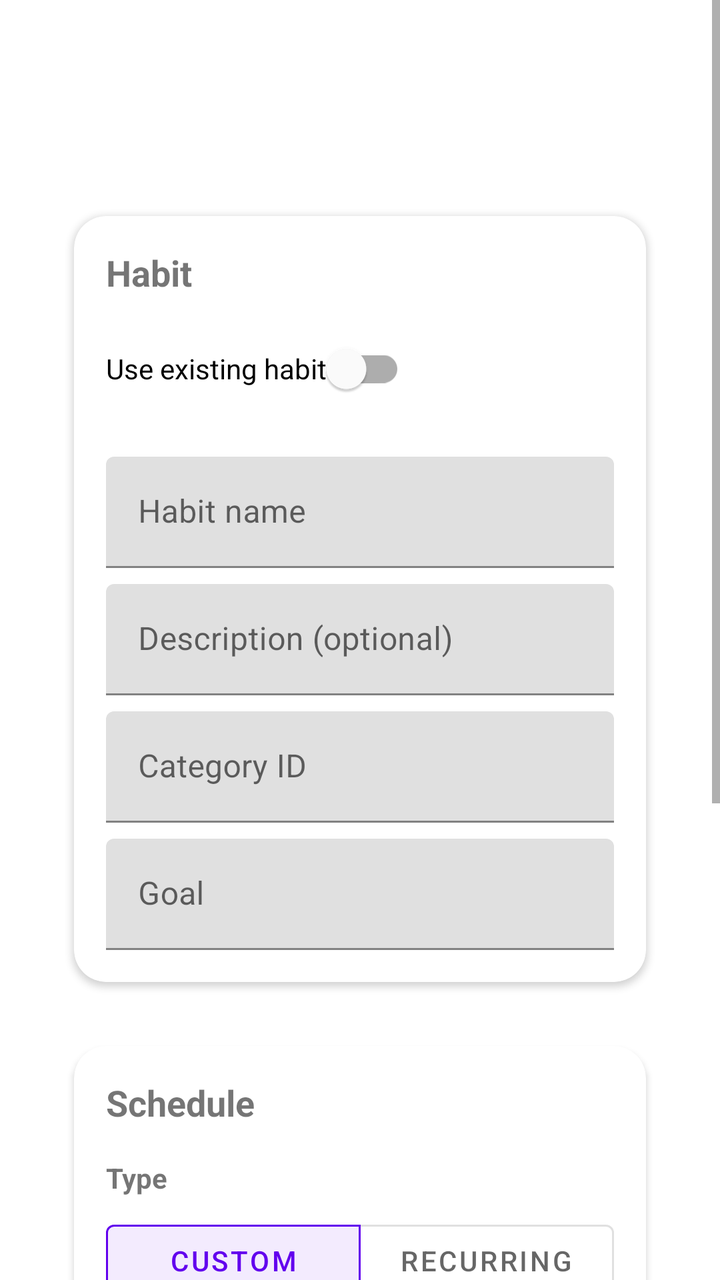
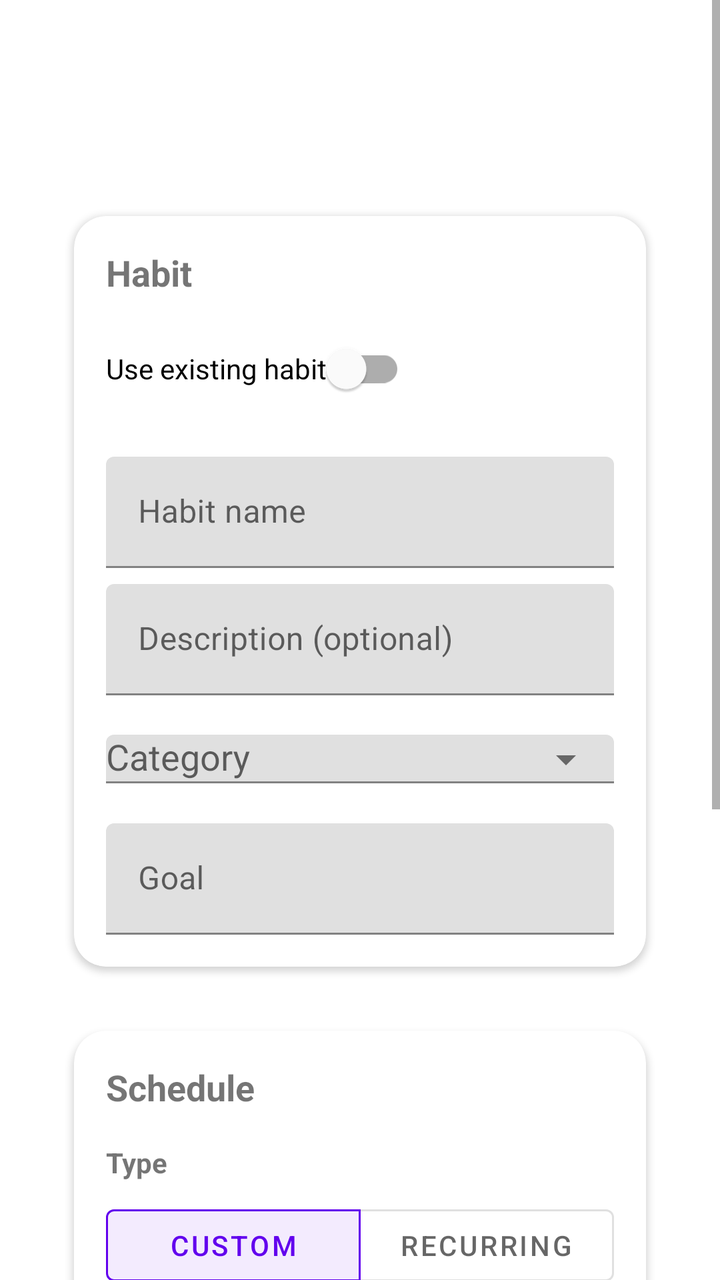

The first picture is an Android layout as it rendered before a commit; the second is the same layout after the commit. The layout source and the unified diff follow.
<!-- AndroidManifest.xml: application theme Theme.Progress -->
<!-- res/layout/fragment_create_schedule.xml -->
<?xml version="1.0" encoding="utf-8"?>
<ScrollView xmlns:android="http://schemas.android.com/apk/res/android"
    xmlns:app="http://schemas.android.com/apk/res-auto"
    xmlns:tools="http://schemas.android.com/tools"
    android:layout_width="match_parent"
    android:layout_height="match_parent"
    tools:context="com.example.progress.ui.schedule.CreateScheduleFragment">

    <LinearLayout
        android:layout_width="match_parent"
        android:layout_height="wrap_content"
        android:orientation="vertical"
        android:paddingTop="100dp"
        android:paddingHorizontal="30dp">

        <com.google.android.material.card.MaterialCardView
            android:layout_width="match_parent"
            android:layout_height="wrap_content"
            app:cardUseCompatPadding="true"
            app:cardCornerRadius="16dp"
            app:cardElevation="2dp">

            <LinearLayout
                android:layout_width="match_parent"
                android:layout_height="wrap_content"
                android:orientation="vertical"
                android:padding="16dp">

                <TextView
                    android:layout_width="wrap_content"
                    android:layout_height="wrap_content"
                    android:text="Habit"
                    android:textStyle="bold"
                    android:textSize="18sp"
                    android:layout_marginBottom="12dp"/>

                <com.google.android.material.switchmaterial.SwitchMaterial
                    android:id="@+id/switchUseExisting"
                    android:layout_width="wrap_content"
                    android:layout_height="wrap_content"
                    android:text="Use existing habit"
                    android:layout_marginBottom="12dp"/>

                <com.google.android.material.textfield.TextInputLayout
                    android:id="@+id/tilHabit"
                    android:layout_width="match_parent"
                    android:layout_height="wrap_content"
                    android:hint="Select habit"
                    android:visibility="gone"
                    app:endIconMode="dropdown_menu"
                    app:boxBackgroundMode="filled">
                    <com.google.android.material.textfield.MaterialAutoCompleteTextView
                        android:id="@+id/actHabit"
                        android:layout_width="match_parent"
                        android:layout_height="wrap_content"
                        android:inputType="none"/>
                </com.google.android.material.textfield.TextInputLayout>

                <LinearLayout
                    android:id="@+id/groupNewHabit"
                    android:layout_width="match_parent"
                    android:layout_height="wrap_content"
                    android:orientation="vertical">

                    <com.google.android.material.textfield.TextInputLayout
                        android:layout_width="match_parent"
                        android:layout_height="wrap_content"
                        android:hint="Habit name"
                        app:boxBackgroundMode="filled"
                        android:layout_marginTop="8dp">
                        <com.google.android.material.textfield.TextInputEditText
                            android:id="@+id/etHabitName"
                            android:layout_width="match_parent"
                            android:layout_height="wrap_content"/>
                    </com.google.android.material.textfield.TextInputLayout>

                    <com.google.android.material.textfield.TextInputLayout
                        android:layout_width="match_parent"
                        android:layout_height="wrap_content"
                        android:hint="Description (optional)"
                        app:boxBackgroundMode="filled"
                        android:layout_marginTop="8dp">
                        <com.google.android.material.textfield.TextInputEditText
                            android:id="@+id/etHabitDescription"
                            android:layout_width="match_parent"
                            android:layout_height="wrap_content"/>
                    </com.google.android.material.textfield.TextInputLayout>

                    <com.google.android.material.textfield.TextInputLayout
                        android:layout_width="match_parent"
                        android:layout_height="wrap_content"
                        android:hint="Category ID"
                        app:boxBackgroundMode="filled"
                        android:layout_marginTop="8dp">
                        <com.google.android.material.textfield.TextInputEditText
                            android:id="@+id/etCategoryId"
                            android:inputType="number"
                            android:layout_width="match_parent"
                            android:layout_height="wrap_content"/>
                    </com.google.android.material.textfield.TextInputLayout>

                    <com.google.android.material.textfield.TextInputLayout
                        android:layout_width="match_parent"
                        android:layout_height="wrap_content"
                        android:hint="Goal"
                        app:boxBackgroundMode="filled"
                        android:layout_marginTop="8dp">
                        <com.google.android.material.textfield.TextInputEditText
                            android:id="@+id/etHabitGoal"
                            android:layout_width="match_parent"
                            android:layout_height="wrap_content"/>
                    </com.google.android.material.textfield.TextInputLayout>
                </LinearLayout>
            </LinearLayout>
        </com.google.android.material.card.MaterialCardView>

        <Space
            android:layout_width="0dp"
            android:layout_height="16dp"/>

        <com.google.android.material.card.MaterialCardView
            android:layout_width="match_parent"
            android:layout_height="wrap_content"
            app:cardUseCompatPadding="true"
            app:cardCornerRadius="16dp"
            app:cardElevation="2dp">

            <LinearLayout
                android:layout_width="match_parent"
                android:layout_height="wrap_content"
                android:orientation="vertical"
                android:padding="16dp">

                <TextView
                    android:layout_width="wrap_content"
                    android:layout_height="wrap_content"
                    android:text="Schedule"
                    android:textStyle="bold"
                    android:textSize="18sp"
                    android:layout_marginBottom="12dp"/>

                <TextView
                    android:layout_width="wrap_content"
                    android:layout_height="wrap_content"
                    android:text="Type"
                    android:textStyle="bold"
                    android:layout_marginTop="4dp"
                    android:layout_marginBottom="8dp"/>

                <com.google.android.material.button.MaterialButtonToggleGroup
                    android:id="@+id/scheduleTypeGroup"
                    android:layout_width="match_parent"
                    android:layout_height="wrap_content"
                    app:singleSelection="true"
                    app:selectionRequired="true"
                    app:checkedButton="@id/btnTypeCustom">

                    <com.google.android.material.button.MaterialButton
                        android:id="@+id/btnTypeCustom"
                        style="@style/Widget.MaterialComponents.Button.OutlinedButton"
                        android:layout_width="0dp"
                        android:layout_height="wrap_content"
                        android:layout_weight="1"
                        android:text="Custom" />

                    <com.google.android.material.button.MaterialButton
                        android:id="@+id/btnTypeRecurring"
                        style="@style/Widget.MaterialComponents.Button.OutlinedButton"
                        android:layout_width="0dp"
                        android:layout_height="wrap_content"
                        android:layout_weight="1"
                        android:text="Recurring" />
                </com.google.android.material.button.MaterialButtonToggleGroup>

                <com.google.android.material.textfield.TextInputLayout
                    android:id="@+id/tilDate"
                    android:layout_width="match_parent"
                    android:layout_height="wrap_content"
                    android:hint="Date (YYYY-MM-DD)"
                    app:boxBackgroundMode="filled"
                    android:layout_marginTop="12dp">
                    <com.google.android.material.textfield.TextInputEditText
                        android:id="@+id/etDate"
                        android:layout_width="match_parent"
                        android:layout_height="wrap_content"
                        android:inputType="date"/>
                </com.google.android.material.textfield.TextInputLayout>

                <com.google.android.material.textfield.TextInputLayout
                    android:id="@+id/tilStartTimeCustom"
                    android:layout_width="match_parent"
                    android:layout_height="wrap_content"
                    android:hint="Start time (HH:MM)"
                    app:boxBackgroundMode="filled"
                    android:layout_marginTop="8dp">
                    <com.google.android.material.textfield.TextInputEditText
                        android:id="@+id/etStartTimeCustom"
                        android:layout_width="match_parent"
                        android:layout_height="wrap_content"
                        android:inputType="datetime"/>
                </com.google.android.material.textfield.TextInputLayout>

                <com.google.android.material.textfield.TextInputLayout
                    android:id="@+id/tilStartTimeRecurring"
                    android:layout_width="match_parent"
                    android:layout_height="wrap_content"
                    android:hint="Start time (HH:MM)"
                    app:boxBackgroundMode="filled"
                    android:layout_marginTop="8dp"
                    android:visibility="gone">
                    <com.google.android.material.textfield.TextInputEditText
                        android:id="@+id/etStartTimeRecurring"
                        android:layout_width="match_parent"
                        android:layout_height="wrap_content"
                        android:inputType="time"/>
                </com.google.android.material.textfield.TextInputLayout>

                <com.google.android.material.textfield.TextInputLayout
                    android:id="@+id/tilRepeat"
                    android:layout_width="match_parent"
                    android:layout_height="wrap_content"
                    android:hint="Repeat pattern"
                    app:endIconMode="dropdown_menu"
                    app:boxBackgroundMode="filled"
                    android:layout_marginTop="8dp"
                    android:visibility="gone">
                    <com.google.android.material.textfield.MaterialAutoCompleteTextView
                        android:id="@+id/actRepeat"
                        android:layout_width="match_parent"
                        android:layout_height="wrap_content"
                        android:inputType="none"/>
                </com.google.android.material.textfield.TextInputLayout>

                <LinearLayout
                    android:id="@+id/weekdayContainer"
                    android:layout_width="match_parent"
                    android:layout_height="wrap_content"
                    android:orientation="vertical"
                    android:visibility="gone"
                    android:layout_marginTop="8dp">

                    <TextView
                        android:layout_width="wrap_content"
                        android:layout_height="wrap_content"
                        android:text="Select weekdays"
                        android:textStyle="bold"/>

                    <com.google.android.material.chip.ChipGroup
                        android:id="@+id/chipGroupWeekdays"
                        android:layout_width="match_parent"
                        android:layout_height="wrap_content"
                        android:paddingTop="4dp"
                        app:singleSelection="false">

                        <com.google.android.material.chip.Chip
                            android:id="@+id/chipMon"
                            style="@style/Widget.MaterialComponents.Chip.Choice"
                            android:layout_width="wrap_content"
                            android:layout_height="wrap_content"
                            android:text="Mon"
                            android:tag="1"/>

                        <com.google.android.material.chip.Chip
                            android:id="@+id/chipTue"
                            style="@style/Widget.MaterialComponents.Chip.Choice"
                            android:layout_width="wrap_content"
                            android:layout_height="wrap_content"
                            android:text="Tue"
                            android:tag="2"/>

                        <com.google.android.material.chip.Chip
                            android:id="@+id/chipWed"
                            style="@style/Widget.MaterialComponents.Chip.Choice"
                            android:layout_width="wrap_content"
                            android:layout_height="wrap_content"
                            android:text="Wed"
                            android:tag="3"/>

                        <com.google.android.material.chip.Chip
                            android:id="@+id/chipThu"
                            style="@style/Widget.MaterialComponents.Chip.Choice"
                            android:layout_width="wrap_content"
                            android:layout_height="wrap_content"
                            android:text="Thu"
                            android:tag="4"/>

                        <com.google.android.material.chip.Chip
                            android:id="@+id/chipFri"
                            style="@style/Widget.MaterialComponents.Chip.Choice"
                            android:layout_width="wrap_content"
                            android:layout_height="wrap_content"
                            android:text="Fri"
                            android:tag="5"/>

                        <com.google.android.material.chip.Chip
                            android:id="@+id/chipSat"
                            style="@style/Widget.MaterialComponents.Chip.Choice"
                            android:layout_width="wrap_content"
                            android:layout_height="wrap_content"
                            android:text="Sat"
                            android:tag="6"/>

                        <com.google.android.material.chip.Chip
                            android:id="@+id/chipSun"
                            style="@style/Widget.MaterialComponents.Chip.Choice"
                            android:layout_width="wrap_content"
                            android:layout_height="wrap_content"
                            android:text="Sun"
                            android:tag="7"/>

                    </com.google.android.material.chip.ChipGroup>
                </LinearLayout>

                <com.google.android.material.textfield.TextInputLayout
                    android:id="@+id/tilNumberOfWeeks"
                    android:layout_width="match_parent"
                    android:layout_height="wrap_content"
                    android:hint="Number of weeks"
                    app:boxBackgroundMode="filled"
                    android:layout_marginTop="8dp"
                    android:visibility="gone">
                    <com.google.android.material.textfield.TextInputEditText
                        android:id="@+id/etNumberOfWeeks"
                        android:layout_width="match_parent"
                        android:layout_height="wrap_content"
                        android:inputType="number"
                        android:text="4"/>
                </com.google.android.material.textfield.TextInputLayout>

                <com.google.android.material.textfield.TextInputLayout
                    android:layout_width="match_parent"
                    android:layout_height="wrap_content"
                    android:hint="Duration (minutes)"
                    app:boxBackgroundMode="filled"
                    android:layout_marginTop="8dp">
                    <com.google.android.material.textfield.TextInputEditText
                        android:id="@+id/etDuration"
                        android:inputType="number"
                        android:layout_width="match_parent"
                        android:layout_height="wrap_content"/>
                </com.google.android.material.textfield.TextInputLayout>

                <com.google.android.material.textfield.TextInputLayout
                    android:layout_width="match_parent"
                    android:layout_height="wrap_content"
                    android:hint="Notes (optional)"
                    app:boxBackgroundMode="filled"
                    android:layout_marginTop="8dp">
                    <com.google.android.material.textfield.TextInputEditText
                        android:id="@+id/etNotes"
                        android:layout_width="match_parent"
                        android:layout_height="wrap_content"
                        android:inputType="textMultiLine"
                        android:minLines="2"/>
                </com.google.android.material.textfield.TextInputLayout>

            </LinearLayout>
        </com.google.android.material.card.MaterialCardView>

        <LinearLayout
            android:layout_width="match_parent"
            android:layout_height="wrap_content"
            android:orientation="horizontal"
            android:gravity="end"
            android:layout_marginTop="16dp">

            <com.google.android.material.button.MaterialButton
                android:id="@+id/btnCancel"
                android:layout_width="wrap_content"
                android:layout_height="wrap_content"
                android:text="Cancel"/>

            <Space
                android:layout_width="12dp"
                android:layout_height="0dp"/>

            <com.google.android.material.button.MaterialButton
                android:id="@+id/btnCreate"
                android:layout_width="wrap_content"
                android:layout_height="wrap_content"
                android:text="Create"
                app:iconGravity="textStart"/>
        </LinearLayout>

    </LinearLayout>

</ScrollView>
<!-- resources referenced by this layout -->
<resources>
  <style name="Theme.Progress" parent="Theme.MaterialComponents.DayNight.DarkActionBar">
          
          <item name="colorPrimary">@color/purple_500</item>
          <item name="colorPrimaryVariant">@color/purple_700</item>
          <item name="colorOnPrimary">@color/white</item>
          
          <item name="colorSecondary">@color/teal_200</item>
          <item name="colorSecondaryVariant">@color/teal_700</item>
          <item name="colorOnSecondary">@color/black</item>
          
          <item name="android:statusBarColor">?attr/colorPrimaryVariant</item>
          
      </style>
  <color name="purple_500">#FF6200EE</color>
  <color name="purple_700">#FF3700B3</color>
  <color name="white">#FFFFFFFF</color>
  <color name="teal_200">#FF03DAC5</color>
  <color name="teal_700">#FF018786</color>
  <color name="black">#FF000000</color>
</resources>

<!-- the commit's change to res/layout/fragment_create_schedule.xml (unified diff, before → after) -->
@@ -87,16 +87,18 @@
                     </com.google.android.material.textfield.TextInputLayout>
 
                     <com.google.android.material.textfield.TextInputLayout
-                        android:layout_width="match_parent"
-                        android:layout_height="wrap_content"
-                        android:hint="Category ID"
+                        android:id="@+id/tilCategory"
+                        android:layout_width="match_parent"
+                        android:layout_height="wrap_content"
+                        android:hint="Category"
                         app:boxBackgroundMode="filled"
+                        app:endIconMode="dropdown_menu"
                         android:layout_marginTop="8dp">
-                        <com.google.android.material.textfield.TextInputEditText
-                            android:id="@+id/etCategoryId"
-                            android:inputType="number"
+                        <com.google.android.material.textfield.MaterialAutoCompleteTextView
+                            android:id="@+id/actCategory"
                             android:layout_width="match_parent"
-                            android:layout_height="wrap_content"/>
+                            android:layout_height="wrap_content"
+                            android:inputType="none"/>
                     </com.google.android.material.textfield.TextInputLayout>
 
                     <com.google.android.material.textfield.TextInputLayout
